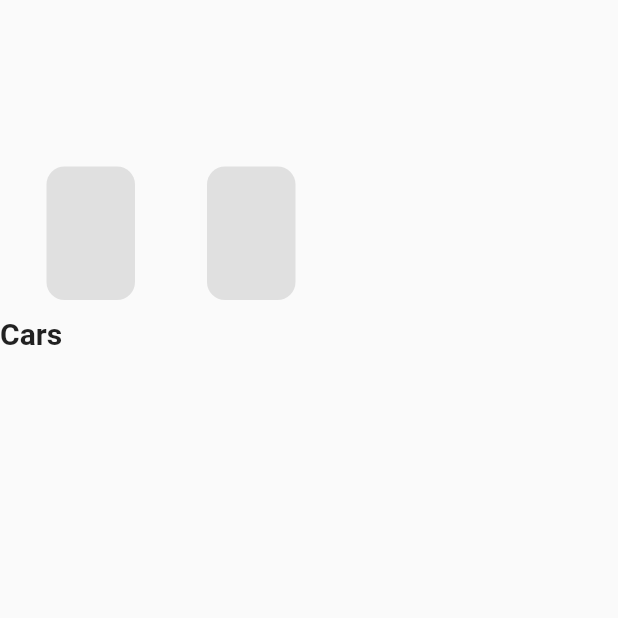
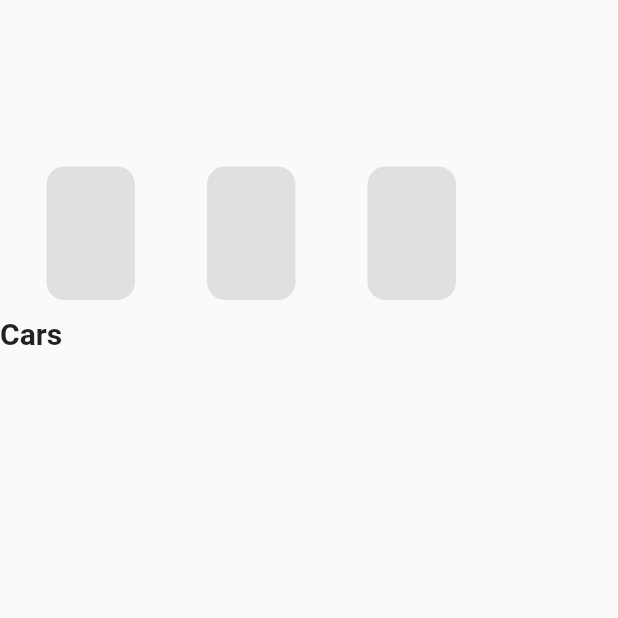
Before and after one commit to MiguelArbelaez0/rent-car, a Flutter app: the HomeScreen screen opened by its route, on a phone screen of 412 x 824 dp, the top half of it. Run offline on Flutter 3.47's test engine with Material 2 defaults, Android fonts, the phone set to English and light mode, and no system bars.

```diff
--- a/rent_car/lib/main.dart
+++ b/rent_car/lib/main.dart
@@ -14,7 +14,11 @@ class MyApp extends StatelessWidget {
   @override
   Widget build(BuildContext context) {
     return MultiProvider(
-      providers: [ChangeNotifierProvider(create: (_) => CarListProvider())],
+      providers: [
+        ChangeNotifierProvider(
+          create: (_) => CarListProvider(),
+        ),
+      ],
       child: MaterialApp(
         title: 'Flutter Demo',
         theme: ThemeData(
--- a/rent_car/lib/models/brand_cars.dart
+++ b/rent_car/lib/models/brand_cars.dart
@@ -1,4 +1,5 @@
 import 'car_model.dart';
+import 'detail_car.dart';
 
 class ToyotaCars {
   static List<Car> cars = [
@@ -6,17 +7,59 @@ class ToyotaCars {
         brand: 'Toyota',
         model: 'Corolla',
         pricePerDay: 50.0,
-    ),
+        carDetail: CarDetail(
+            brand: 'Toyota',
+            model: 'Corolla',
+            description:
+                'The 2022 Corolla is here. Embrace the style and sophistication of this iconic sedan.',
+            pricePerDay: 50,
+            specifications: [
+              'Engine: 1.8L 4-cylinder',
+              'Horsepower: 139 hp @ 6,100 RPM',
+              'Torque: 126 lb-ft @ 3,900 RPM',
+              'Transmission: Continuously Variable Transmission',
+              'Top speed: 110 mph',
+              'Acceleration: 0-60 mph in 8.5 seconds',
+              'Fuel economy: 30 mpg city / 38 mpg highway'
+            ])),
     Car(
         brand: 'Toyota',
         model: 'Camry',
         pricePerDay: 60.0,
-    ),
+        carDetail: CarDetail(
+            brand: 'Toyota',
+            model: 'Camry',
+            description:
+                'The 2022 Camry is a perfect combination of style and performance.',
+            pricePerDay: 60,
+            specifications: [
+              'Engine: 2.5L 4-cylinder',
+              'Horsepower: 202 hp @ 6,600 RPM',
+              'Torque: 182 lb-ft @ 4,400 RPM',
+              'Transmission: 8-speed automatic',
+              'Top speed: 135 mph',
+              'Acceleration: 0-60 mph in 7.5 seconds',
+              'Fuel economy: 28 mpg city / 39 mpg highway'
+            ])),
     Car(
         brand: 'Toyota',
         model: 'Rav4',
         pricePerDay: 70.0,
-    ),
+        carDetail: CarDetail(
+            brand: 'Toyota',
+            model: 'Rav4',
+            description:
+                'The 2022 RAV4 is designed to help you make the most of every moment.',
+            pricePerDay: 70,
+            specifications: [
+              'Engine: 2.5L 4-cylinder',
+              'Horsepower: 203 hp @ 6,600 RPM',
+              'Torque: 184 lb-ft @ 5,000 RPM',
+              'Transmission: 8-speed automatic',
+              'Top speed: 120 mph',
+              'Acceleration: 0-60 mph in 8 seconds',
+              'Fuel economy: 27 mpg city / 35 mpg highway'
+            ])),
   ];
 }
 
@@ -24,18 +67,151 @@ class FordCars {
   static List<Car> cars = [
     Car(
       brand: 'Ford',
-      model: 'Mustang',
+      model: 'Escape',
       pricePerDay: 80.0,
+      carDetail: CarDetail(
+        brand: 'Ford',
+        model: 'Escape',
+        description:
+            'The Ford Escape is a compact crossover SUV produced by the Ford Motor Company since 2000. ',
+        pricePerDay: 80,
+        specifications: [
+          'Engine: 1.5 L EcoBoost 4-cylinder engine',
+          'Horsepower: 181 hp @ 6,000 RPM',
+          'Torque: 190 lb-ft @ 3,000 RPM',
+          'Transmission: 8-speed automatic',
+          'Top speed: 117 mph',
+          'Acceleration: 0-60 mph in 8.6 seconds',
+          'Fuel economy: 28 mpg city / 34 mpg highway'
+        ],
+      ),
     ),
     Car(
       brand: 'Ford',
-      model: 'Explorer',
+      model: 'Fiesta',
       pricePerDay: 90.0,
+      carDetail: CarDetail(
+        brand: 'Ford',
+        model: 'Fiesta',
+        description:
+            'The Ford Fiesta is a supermini marketed by Ford since 1976 over seven generations. ',
+        pricePerDay: 90,
+        specifications: [
+          'Engine: 1.6 L 4-cylinder engine',
+          'Horsepower: 120 hp @ 6,350 RPM',
+          'Torque: 112 lb-ft @ 5,000 RPM',
+          'Transmission: 5-speed manual',
+          'Top speed: 112 mph',
+          'Acceleration: 0-60 mph in 9.8 seconds',
+          'Fuel economy: 27 mpg city / 35 mpg highway'
+        ],
+      ),
     ),
     Car(
       brand: 'Ford',
       model: 'F-150',
       pricePerDay: 100.0,
+      carDetail: CarDetail(
+        brand: 'Ford',
+        model: 'F-150',
+        description:
+            'The Ford F-150 is a full-size pickup truck that has been the best-selling vehicle in the United States for over four decades. ',
+        pricePerDay: 100,
+        specifications: [
+          'Engine: 5.0 L V8 engine',
+          'Horsepower: 400 hp @ 6,000 RPM',
+          'Torque: 410 lb-ft @ 4,250 RPM',
+          'Transmission: 10-speed automatic',
+          'Top speed: 107 mph',
+          'Acceleration: 0-60 mph in 5.9 seconds',
+          'Fuel economy: 20 mpg city / 24 mpg highway'
+        ],
+      ),
     ),
   ];
 }
+
+class ChevroletCars {
+  static List<Car> cars = [
+    Car(
+      brand: 'Chevrolet',
+      model: 'Spark',
+      pricePerDay: 45.0,
+      carDetail: CarDetail(
+        brand: 'Chevrolet',
+        model: 'Spark',
+        description: 'Compact car, perfect for city driving.',
+        pricePerDay: 45,
+        specifications: [
+          'Engine: 1.4L Ecotec 4-cylinder',
+          'Horsepower: 98 hp @ 6200 RPM',
+          'Torque: 94 lb-ft @ 4400 RPM',
+          'Transmission: 5-speed manual',
+          'Top speed: 109 mph',
+          'Acceleration: 0-60 mph in 10.5 seconds',
+          'Fuel economy: 30 mpg city / 38 mpg highway'
+        ],
+      ),
+    ),
+    Car(
+      brand: 'Chevrolet',
+      model: 'Onix',
+      pricePerDay: 60.0,
+      carDetail: CarDetail(
+        brand: 'Chevrolet',
+        model: 'Onix',
+        description: 'Subcompact car, perfect for small families.',
+        pricePerDay: 60,
+        specifications: [
+          'Engine: 1.0L Turbocharged 3-cylinder',
+          'Horsepower: 116 hp @ 5500 RPM',
+          'Torque: 122 lb-ft @ 2000-3500 RPM',
+          'Transmission: 6-speed automatic',
+          'Top speed: 119 mph',
+          'Acceleration: 0-60 mph in 9.5 seconds',
+          'Fuel economy: 29 mpg city / 36 mpg highway'
+        ],
+      ),
+    ),
+    Car(
+      brand: 'Chevrolet',
+      model: 'Sail',
+      pricePerDay: 55.0,
+      carDetail: CarDetail(
+        brand: 'Chevrolet',
+        model: 'Sail',
+        description: 'Compact car, perfect for city driving.',
+        pricePerDay: 55,
+        specifications: [
+          'Engine: 1.4L 4-cylinder',
+          'Horsepower: 98 hp @ 6000 RPM',
+          'Torque: 89 lb-ft @ 4600 RPM',
+          'Transmission: 5-speed manual',
+          'Top speed: 106 mph',
+          'Acceleration: 0-60 mph in 12 seconds',
+          'Fuel economy: 30 mpg city / 37 mpg highway'
+        ],
+      ),
+    ),
+    Car(
+      brand: 'Chevrolet',
+      model: 'Tracker',
+      pricePerDay: 80.0,
+      carDetail: CarDetail(
+        brand: 'Chevrolet',
+        model: 'Tracker',
+        description: 'Compact SUV, perfect for adventurous families.',
+        pricePerDay: 80,
+        specifications: [
+          'Engine: 1.2L Turbocharged 3-cylinder',
+          'Horsepower: 137 hp @ 5000 RPM',
+          'Torque: 162 lb-ft @ 2500 RPM',
+          'Transmission: 6-speed automatic',
+          'Top speed: 120 mph',
+          'Acceleration: 0-60 mph in 8.7 seconds',
+          'Fuel economy: 25 mpg city / 30 mpg highway'
+        ],
+      ),
+    ),
+  ];
+}
--- a/rent_car/lib/models/car_model.dart
+++ b/rent_car/lib/models/car_model.dart
@@ -1,11 +1,15 @@
+import 'detail_car.dart';
+
 class Car {
-  String brand;
-  String model;
-  double pricePerDay;
+  final String brand;
+  final String model;
+  final double pricePerDay;
+  final CarDetail carDetail; // Nueva instancia de CarDetail
 
   Car({
     required this.brand,
     required this.model,
     required this.pricePerDay,
+    required this.carDetail, // Incluir como parámetro requerido
   });
 }
--- /dev/null
+++ b/rent_car/lib/models/detail_car.dart
@@ -0,0 +1,15 @@
+class CarDetail {
+  final String brand;
+  final String model;
+  final String description;
+  final double pricePerDay;
+  final List<String> specifications;
+
+  CarDetail({
+    required this.brand,
+    required this.model,
+    required this.description,
+    required this.pricePerDay,
+    required this.specifications,
+  });
+}
--- a/rent_car/lib/providers/car_provider.dart
+++ b/rent_car/lib/providers/car_provider.dart
@@ -9,6 +9,8 @@ class CarListProvider extends ChangeNotifier {
       return ToyotaCars.cars;
     } else if (brand == 'Ford') {
       return FordCars.cars;
+    } else if (brand == 'Chevrolet') {
+      return ChevroletCars.cars;
     } else {
       return [];
     }
--- a/rent_car/lib/routes/app_routes.dart
+++ b/rent_car/lib/routes/app_routes.dart
@@ -1,6 +1,9 @@
 import 'package:flutter/material.dart';
+import 'package:rent_car/models/detail_car.dart';
 import 'package:rent_car/screens/splash/splash_screen.dart';
 
+import '../models/car_model.dart';
+import '../screens/detail_screen.dart';
 import '../screens/home/home_scren.dart';
 
 class RoutesApp {
@@ -10,11 +13,33 @@ class RoutesApp {
         return MaterialPageRoute(builder: (_) => SplashScreen());
       case "splash":
         return MaterialPageRoute(builder: (_) => SplashScreen());
-
       case "home":
         return MaterialPageRoute(builder: (_) => HomeScreen());
+      case "detail":
+        if (settings.arguments is Car) {
+          Car car = settings.arguments as Car;
+          return MaterialPageRoute(
+            builder: (_) => DetailScreen(
+              car: car,
+              carDetail: car.carDetail,
+            ),
+          );
+        } else if (settings.arguments is CarDetail) {
+          CarDetail carDetail = settings.arguments as CarDetail;
+          return MaterialPageRoute(
+            builder: (_) => DetailScreen(
+              car: Car(
+                brand: "Default brand",
+                model: "Default model",
+                pricePerDay: 0,
+                carDetail: carDetail,
+              ),
+              carDetail: carDetail,
+            ),
+          );
+        }
+        break;
     }
-
     return MaterialPageRoute(builder: (_) => HomeScreen());
   }
 }
--- /dev/null
+++ b/rent_car/lib/screens/detail_screen.dart
@@ -0,0 +1,45 @@
+import 'package:flutter/material.dart';
+
+import '../models/car_model.dart';
+import '../models/detail_car.dart';
+
+class DetailScreen extends StatelessWidget {
+  final Car car;
+  final CarDetail carDetail;
+
+  const DetailScreen({
+    Key? key,
+    required this.car,
+    required this.carDetail,
+  }) : super(key: key);
+
+  @override
+  Widget build(BuildContext context) {
+    return Scaffold(
+      appBar: AppBar(
+        title: Text("${car.brand} ${car.model}"),
+      ),
+      body: Center(
+        child: Column(
+          mainAxisAlignment: MainAxisAlignment.center,
+          children: [
+            Text(
+              "Description:\n${carDetail.description}",
+              style: TextStyle(fontSize: 20),
+            ),
+            SizedBox(height: 20),
+            Text(
+              "Specifications:\n${carDetail.specifications.join("\n")}",
+              style: TextStyle(fontSize: 16),
+            ),
+            SizedBox(height: 20),
+            Text(
+              "Price per day: \$${car.pricePerDay}",
+              style: TextStyle(fontSize: 20, fontWeight: FontWeight.bold),
+            ),
+          ],
+        ),
+      ),
+    );
+  }
+}
--- a/rent_car/lib/screens/home/home_scren.dart
+++ b/rent_car/lib/screens/home/home_scren.dart
@@ -3,6 +3,7 @@ import 'package:flutter/material.dart';
 import 'package:rent_car/providers/car_provider.dart';
 import 'package:rent_car/widgets/container.dart';
 import '../../models/car_model.dart';
+import '../../models/detail_car.dart';
 
 class HomeScreen extends StatefulWidget {
   const HomeScreen({Key? key}) : super(key: key);
@@ -26,13 +27,15 @@ class _HomeScreenState extends State<HomeScreen> {
             height: 200,
             child: ListView.builder(
               scrollDirection: Axis.horizontal,
-              itemCount: 2,
+              itemCount: 3,
               itemBuilder: (context, index) {
                 String brand = '';
                 if (index == 0) {
                   brand = 'Toyota';
                 } else if (index == 1) {
                   brand = 'Ford';
+                } else if (index == 2) {
+                  brand = 'Chevrolet';
                 }
                 return CustomContainer(
                   height: 59,
@@ -74,14 +77,28 @@ class _HomeScreenState extends State<HomeScreen> {
           ),
           Expanded(
             child: ListView.builder(
-              scrollDirection: Axis.horizontal, // Establecer scroll horizontal
+              scrollDirection: Axis.horizontal,
               itemCount: _carListProvider.getCarsByBrand(_selectedBrand).length,
               itemBuilder: (context, index) {
                 Car car =
                     _carListProvider.getCarsByBrand(_selectedBrand)[index];
                 return Column(
                   children: [
-                    Container(
+                    GestureDetector(
+                      onTap: () {
+                        Navigator.pushNamed(
+                          context,
+                          "detail",
+                          arguments: CarDetail(
+                            brand: car.brand,
+                            model: car.model,
+                            description: car.carDetail.description,
+                            pricePerDay: car.pricePerDay,
+                            specifications: car.carDetail.specifications,
+                          ),
+                        );
+                      },
+                      child: Container(
                         margin: EdgeInsets.only(left: 27, right: 14),
                         decoration: BoxDecoration(
                           borderRadius: BorderRadius.circular(10),
@@ -91,9 +108,30 @@ class _HomeScreenState extends State<HomeScreen> {
                         width: 198,
                         child: Column(
                           children: [
-                          Text(car.model),
-                          Text(car.pricePerDay.toString()),
+                            Container(
+                              alignment: Alignment.bottomLeft,
+                              margin: EdgeInsets.only(
+                                  left: 21, right: 108, top: 195),
+                              child: Text(
+                                car.model,
+                                style: TextStyle(
+                                  fontFamily: "Montserrat",
+                                  fontSize: 16,
+                                  fontWeight: FontWeight.w700,
+                                ),
+                              ),
+                            ),
+                            SizedBox(
+                              height: 8,
+                            ),
+                            Container(
+                              alignment: Alignment.bottomLeft,
+                              margin: EdgeInsets.only(left: 21, right: 99),
+                              child:
+                                  Text("${car.pricePerDay.toString()} / day"),
+                            ),
                           ],
+                        ),
                       ),
                     ),
                   ],
--- a/rent_car/lib/widgets/container.dart
+++ b/rent_car/lib/widgets/container.dart
@@ -64,8 +64,7 @@ class CustomContainer extends StatelessWidget {
         margin: margin,
         decoration: BoxDecoration(
           borderRadius: borderRadius,
-          color: color ??
-              Colors.transparent, // valor predeterminado de color transparente
+          color: color ?? Colors.transparent,
         ),
       ),
     );
```
Lines whose indentation alone changed are shown as unchanged.
